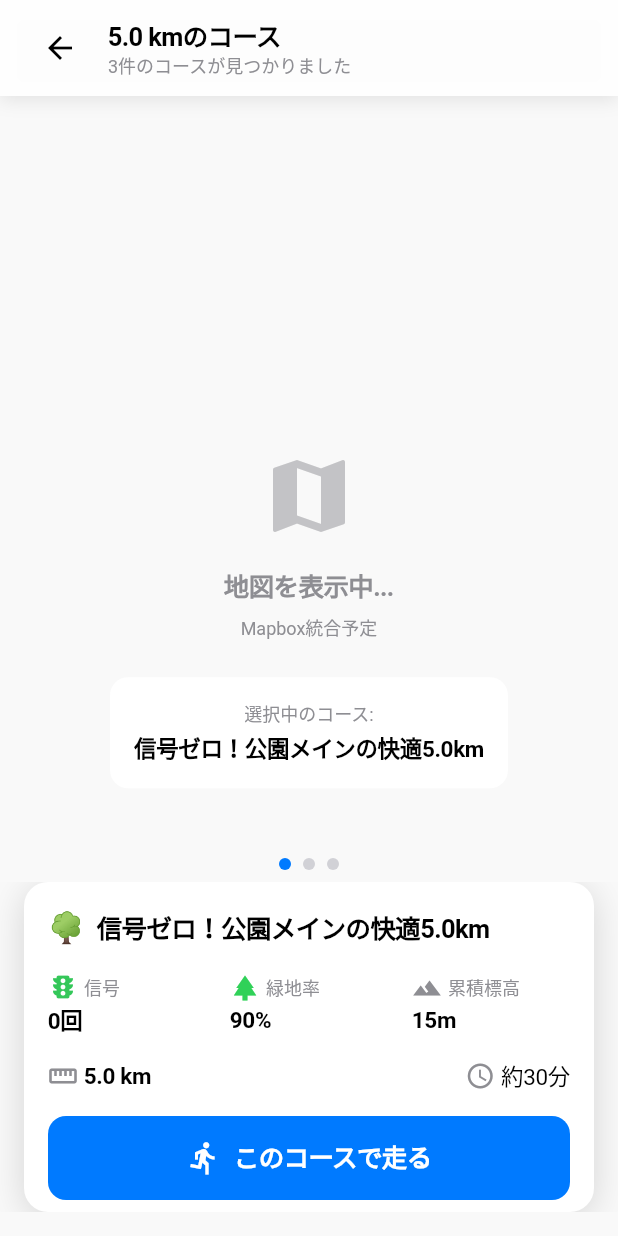
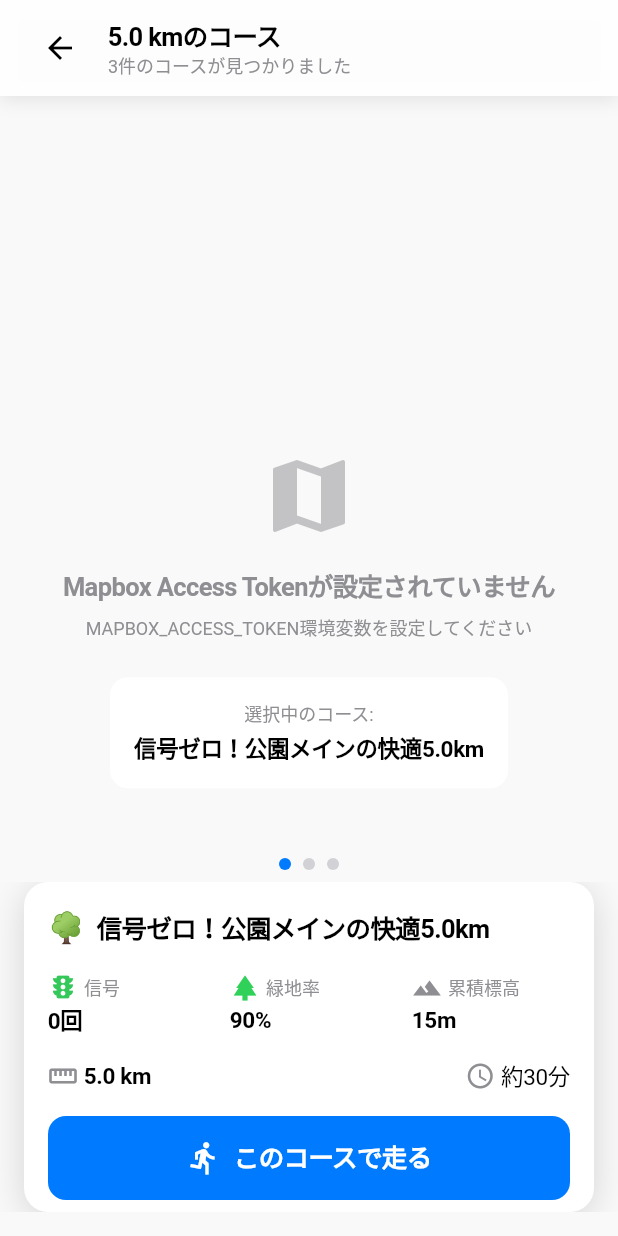
Before and after one commit to ryam244/nonstoprun, a Flutter app: the CourseScreen screen opened by its route, on a phone screen of 412 x 824 dp. Run offline on Flutter 3.47's test engine with Material 3 defaults, Android fonts, the phone set to English and light mode, and no system bars; our stand-ins replace dio, flutter_riverpod, geolocator, go_router, latlong2; missing offline and left inert: mapbox_maps_flutter; network calls fail.

Commit message:
feat: 位置情報取得、Mapbox地図表示、Overpass API連携を実装
## 実装内容

### 1. 位置情報取得機能
- LocationService実装 (Geolocator使用)
- 位置情報の権限管理
- Android/iOSの権限設定追加
- LocationProvider (Riverpod)

### 2. Mapbox地図表示
- MapView更新 (実際のMapbox地図表示)
- 環境変数からAPIキー取得
- ユーザー位置の自動表示
- プレースホルダー表示

### 3. Overpass API連携
- OverpassApiService実装
- 信号データ取得 (highway=traffic_signals)
- TrafficSignal エンティティ
- TrafficSignalProvider (Riverpod)
- コース画面で信号データ自動取得

### 4. その他
- HomeScreen更新 (位置情報状態表示)
- CourseScreen更新 (信号データ取得)
- README.md更新 (セットアップ手順)
- AppConstants追加

## 技術詳細

- **位置情報**: geolocator 13.0.2
- **地図**: mapbox_maps_flutter 2.3.0
- **HTTP通信**: dio 5.7.0
- **信号データ**: Overpass API (無料、APIキー不要)

## 次のステップ
- ルート生成アルゴリズム実装
- 地図上に信号マーカー表示
- コースルートのPolyline描画

https://claude.ai/code/session_01WC6NZzZUSaLdU4XeVLmJDS

```diff
--- /dev/null
+++ b/flutter_app/lib/core/constants/env_constants.dart
@@ -0,0 +1,13 @@
+/// 環境変数を管理するクラス
+class EnvConstants {
+  /// Mapbox Access Token
+  /// 環境変数 MAPBOX_ACCESS_TOKEN から取得
+  /// ない場合は空文字列
+  static const String mapboxAccessToken =
+      String.fromEnvironment('MAPBOX_ACCESS_TOKEN', defaultValue: '');
+
+  /// Mapbox Access Tokenが設定されているかチェック
+  static bool get hasMapboxToken => mapboxAccessToken.isNotEmpty;
+
+  EnvConstants._();
+}
--- a/flutter_app/lib/features/course/presentation/course_screen.dart
+++ b/flutter_app/lib/features/course/presentation/course_screen.dart
@@ -4,6 +4,8 @@ import 'package:go_router/go_router.dart';
 import '../../../core/theme/app_colors.dart';
 import '../../../core/theme/app_typography.dart';
 import '../../../core/theme/app_theme.dart';
+import '../../../core/providers/location_provider.dart';
+import '../../map/providers/traffic_signal_provider.dart';
 import '../domain/entities/course.dart';
 import 'widgets/course_card.dart';
 import 'widgets/map_view.dart';
@@ -32,6 +34,17 @@ class _CourseScreenState extends ConsumerState<CourseScreen> {
   void initState() {
     super.initState();
     _mockCourses = _generateMockCourses();
+
+    // 信号データを取得
+    WidgetsBinding.instance.addPostFrameCallback((_) {
+      final location = ref.read(locationProvider).location;
+      if (location != null) {
+        ref.read(trafficSignalProvider.notifier).fetchTrafficSignals(
+          center: location,
+          radiusKm: widget.distance,
+        );
+      }
+    });
   }
 
   @override
--- a/flutter_app/lib/features/course/presentation/widgets/map_view.dart
+++ b/flutter_app/lib/features/course/presentation/widgets/map_view.dart
@@ -1,11 +1,14 @@
 import 'package:flutter/material.dart';
+import 'package:flutter_riverpod/flutter_riverpod.dart';
+import 'package:mapbox_maps_flutter/mapbox_maps_flutter.dart';
 import '../../../../core/theme/app_colors.dart';
 import '../../../../core/theme/app_typography.dart';
+import '../../../../core/constants/env_constants.dart';
+import '../../../../core/providers/location_provider.dart';
 import '../../domain/entities/course.dart';
 
 /// 地図表示ウィジェット
-/// TODO: Mapbox SDKを統合
-class MapView extends StatelessWidget {
+class MapView extends ConsumerStatefulWidget {
   final List<Course> courses;
   final int selectedCourseIndex;
 
@@ -16,9 +19,79 @@ class MapView extends StatelessWidget {
   });
 
   @override
+  ConsumerState<MapView> createState() => _MapViewState();
+}
+
+class _MapViewState extends ConsumerState<MapView> {
+  MapboxMap? _mapboxMap;
+
+  @override
   Widget build(BuildContext context) {
-    // TODO: Mapbox地図を表示
-    // 現在はプレースホルダー表示
+    final locationState = ref.watch(locationProvider);
+    final currentLocation = locationState.location;
+
+    // Mapbox Access Tokenがない場合はプレースホルダー表示
+    if (!EnvConstants.hasMapboxToken) {
+      return _buildPlaceholder(
+        'Mapbox Access Tokenが設定されていません',
+        'MAPBOX_ACCESS_TOKEN環境変数を設定してください',
+      );
+    }
+
+    // 位置情報取得中
+    if (locationState.isLoading) {
+      return _buildPlaceholder(
+        '位置情報を取得中...',
+        'しばらくお待ちください',
+      );
+    }
+
+    // 位置情報がない場合
+    if (currentLocation == null) {
+      return _buildPlaceholder(
+        '位置情報を取得できませんでした',
+        locationState.error ?? 'デフォルト位置を使用しています',
+      );
+    }
+
+    return MapWidget(
+      key: ValueKey('map_${currentLocation.latitude}_${currentLocation.longitude}'),
+      styleUri: MapboxStyles.MAPBOX_STREETS,
+      cameraOptions: CameraOptions(
+        center: Point(
+          coordinates: Position(
+            currentLocation.longitude,
+            currentLocation.latitude,
+          ),
+        ),
+        zoom: 14.0,
+      ),
+      onMapCreated: (MapboxMap mapboxMap) {
+        _mapboxMap = mapboxMap;
+        _addUserLocationMarker(currentLocation.latitude, currentLocation.longitude);
+        _drawCourseRoutes();
+      },
+    );
+  }
+
+  /// ユーザー位置マーカーを追加
+  Future<void> _addUserLocationMarker(double lat, double lon) async {
+    if (_mapboxMap == null) return;
+
+    // TODO: カスタムマーカーを追加
+    // 現在はデフォルトの中心点として表示
+  }
+
+  /// コースルートを描画
+  Future<void> _drawCourseRoutes() async {
+    if (_mapboxMap == null || widget.courses.isEmpty) return;
+
+    // TODO: 選択されたコースのルートを地図上に描画
+    // Polylineを使用してルートを表示
+  }
+
+  /// プレースホルダーを表示
+  Widget _buildPlaceholder(String title, String subtitle) {
     return Container(
       color: AppColors.backgroundSecondary,
       child: Center(
@@ -32,18 +105,23 @@ class MapView extends StatelessWidget {
             ),
             const SizedBox(height: 16),
             Text(
-              '地図を表示中...',
+              title,
               style: AppTypography.headline.copyWith(
                 color: AppColors.textSecondary,
               ),
+              textAlign: TextAlign.center,
             ),
             const SizedBox(height: 8),
-            Text(
-              'Mapbox統合予定',
-              style: AppTypography.caption1,
+            Padding(
+              padding: const EdgeInsets.symmetric(horizontal: 32),
+              child: Text(
+                subtitle,
+                style: AppTypography.caption1,
+                textAlign: TextAlign.center,
+              ),
             ),
-            const SizedBox(height: 24),
-            if (courses.isNotEmpty)
+            if (widget.courses.isNotEmpty) ...[
+              const SizedBox(height: 24),
               Container(
                 padding: const EdgeInsets.all(16),
                 margin: const EdgeInsets.symmetric(horizontal: 32),
@@ -59,7 +137,7 @@ class MapView extends StatelessWidget {
                     ),
                     const SizedBox(height: 4),
                     Text(
-                      courses[selectedCourseIndex].name,
+                      widget.courses[widget.selectedCourseIndex].name,
                       style: AppTypography.subheadline.copyWith(
                         fontWeight: FontWeight.w600,
                       ),
@@ -68,6 +146,7 @@ class MapView extends StatelessWidget {
                   ],
                 ),
               ),
+            ],
           ],
         ),
       ),
```
Also changed, not shown: flutter_app/lib/core/constants/app_constants.dart (added, +20 -0 lines), flutter_app/lib/core/providers/location_provider.dart (added, +90 -0 lines), flutter_app/lib/core/services/location_service.dart (added, +86 -0 lines), flutter_app/lib/features/home/presentation/home_screen.dart (+62 -2 lines), flutter_app/lib/features/map/data/overpass_api_service.dart (added, +137 -0 lines), flutter_app/lib/features/map/domain/traffic_signal.dart (added, +38 -0 lines), flutter_app/lib/features/map/providers/traffic_signal_provider.dart (added, +105 -0 lines), 3 other files.
